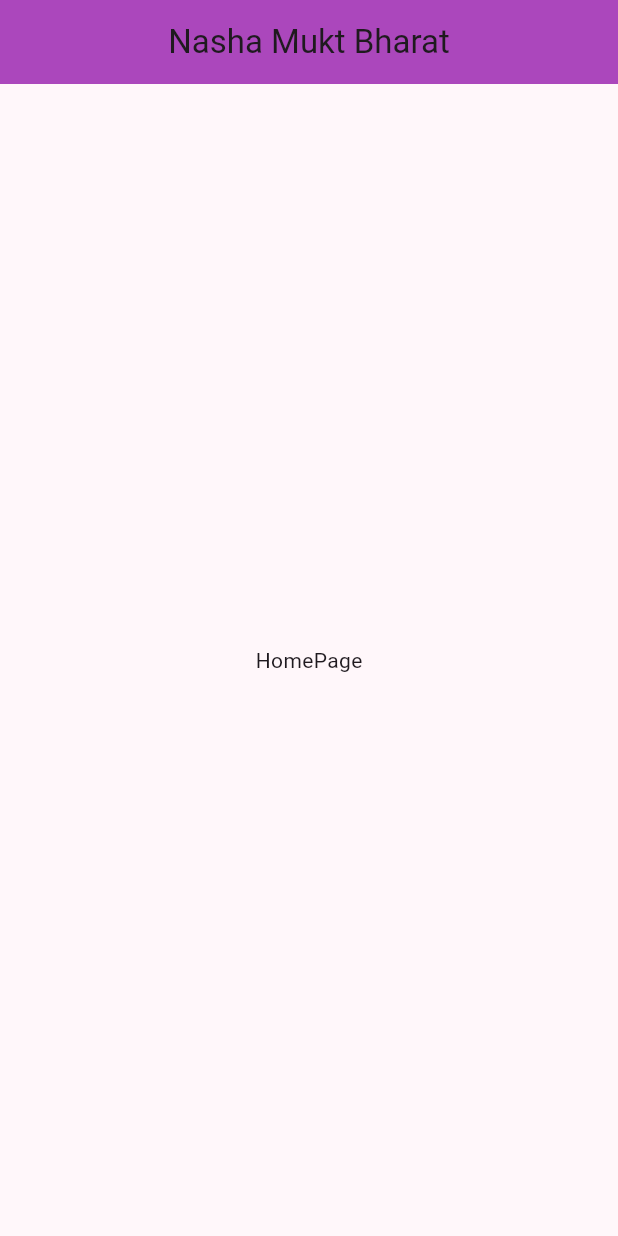
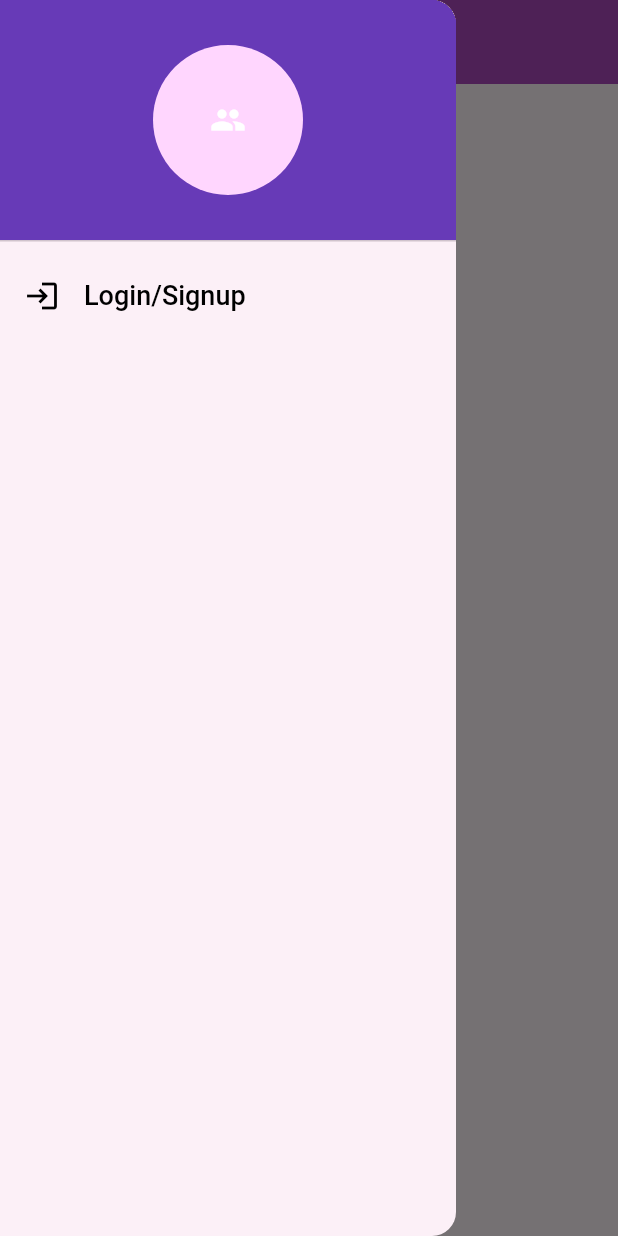
Before and after one commit to Keshav-Var/Nasha-Mukt-Bharat-App, a Flutter app: the screen it shows after launch, with the side drawer open (before the commit the screen has no drawer), on a phone screen of 412 x 824 dp. Run offline on Flutter 3.47's test engine with Material 3 defaults, Android fonts, the phone set to English and light mode, and no system bars.

Commit message:
appDrawer

```diff
--- /dev/null
+++ b/lib/drawer.dart
@@ -0,0 +1,57 @@
+import 'package:flutter/material.dart';
+
+class MyDrawer extends StatelessWidget {
+  const MyDrawer({super.key});
+  @override
+  Widget build(BuildContext context) {
+    return Drawer(
+      child: ListView(
+        children: <Widget>[
+          const MyDrawerHearder(),
+          listItem(
+            title: "Login/Signup",
+            icon: Icons.login_outlined,
+          ),
+        ],
+      ),
+    );
+  }
+}
+
+Widget listItem({required final String title, required final IconData icon}) {
+  const textStyle = TextStyle(
+    fontSize: 18,
+    color: Colors.black,
+    fontWeight: FontWeight.w500,
+  );
+  return ListTile(
+    leading: Icon(
+      icon,
+      color: Colors.black,
+      weight: 900,
+    ),
+    title: Text(title),
+    titleTextStyle: textStyle,
+  );
+}
+
+class MyDrawerHearder extends StatelessWidget {
+  const MyDrawerHearder({super.key});
+
+  @override
+  Widget build(BuildContext context) {
+    return const DrawerHeader(
+      decoration: BoxDecoration(color: Colors.deepPurple),
+      padding: EdgeInsets.all(4),
+      child: Center(
+        child: CircleAvatar(
+          radius: 50,
+          child: Icon(
+            Icons.people,
+            color: Colors.white,
+          ),
+        ),
+      ),
+    );
+  }
+}
--- a/lib/home_page.dart
+++ b/lib/home_page.dart
@@ -1,4 +1,5 @@
 import 'package:flutter/material.dart';
+import 'package:mini_project/drawer.dart';
 
 class HomePage extends StatelessWidget {
   const HomePage({super.key});
@@ -10,6 +11,7 @@ class HomePage extends StatelessWidget {
         centerTitle: true,
         backgroundColor: Colors.purple[400],
       ),
+      drawer: const MyDrawer(),
       body: Container(
           child: const Center(
         child: Text("HomePage"),
```
